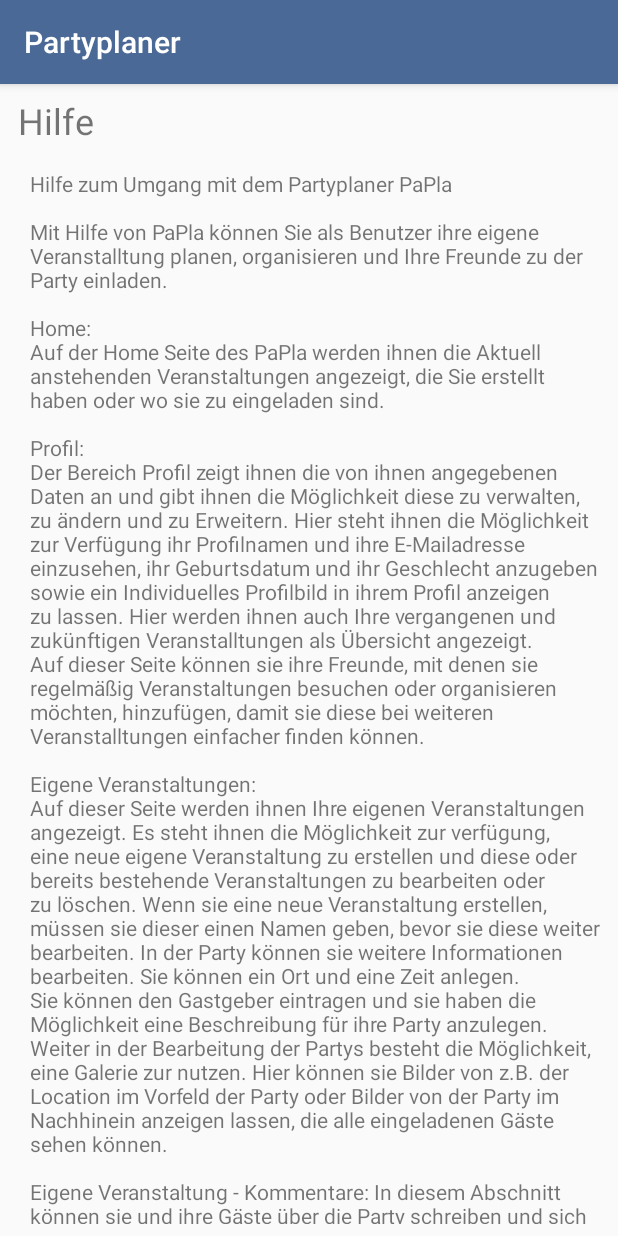
After one commit to FHBielefeld-IFM-WS1718-SWEng1/AndroidApp, an Android app: the fragment HelpFragment shown on its own in the app's theme, on a phone screen of 412 x 824 dp. The commit adds this screen. Run offline under Robolectric (Android 15) with nearby library versions, the phone set to English and light mode, and no system bars.

Commit message:
Hilfe View vollständig, mit Rechtschreibfehlern :) Die macht André gleich weg

```diff
--- a/app/src/main/java/partyplaner/partyplaner/MainActivity.java
+++ b/app/src/main/java/partyplaner/partyplaner/MainActivity.java
@@ -44,6 +44,7 @@ import partyplaner.partyplaner.Profile.ProfileFragment;
 import partyplaner.partyplaner.Veranstaltung.EditEventActivity;
 import partyplaner.partyplaner.Veranstaltung.Fragmente.IReceiveData;
 import partyplaner.partyplaner.Veranstaltung.IServiceReceiver;
+import partyplaner.partyplaner.help.HelpFragment;
 import partyplaner.partyplaner.home.HomeFragment;
 import partyplaner.partyplaner.ownEvents.OwnEventsFragment;
 import partyplaner.partyplaner.Imprint.ImprintFragment;
@@ -199,7 +200,8 @@ public class MainActivity extends AppCompatActivity
             currentTabReceiver = ownEvent;
             setFragmentToContent(ownEvent);
         } else if (id == R.id.help) {
-
+            currentTabReceiver = null;
+            setFragmentToContent(new HelpFragment());
         } else if (id == R.id.contactFormular) {
             currentTabReceiver = null;
             setFragmentToContent(new ContactFragment());
--- /dev/null
+++ b/app/src/main/java/partyplaner/partyplaner/help/HelpFragment.java
@@ -0,0 +1,23 @@
+package partyplaner.partyplaner.help;
+
+import android.app.Fragment;
+import android.os.Bundle;
+import android.view.LayoutInflater;
+import android.view.View;
+import android.view.ViewGroup;
+
+import partyplaner.partyplaner.R;
+
+/**
+ * Created by André Kirsch und Tim Steven Meier on 19.01.2018.
+ */
+
+public class HelpFragment extends Fragment {
+
+    @Override
+    public View onCreateView(LayoutInflater inflater, ViewGroup container,
+                             Bundle savedInstanceState) {
+        View view = inflater.inflate(R.layout.fragment_help, container, false);
+        return view;
+    }
+}
--- /dev/null
+++ b/app/src/main/res/layout/fragment_help.xml
@@ -0,0 +1,50 @@
+<?xml version="1.0" encoding="utf-8"?>
+<android.support.constraint.ConstraintLayout
+    xmlns:android="http://schemas.android.com/apk/res/android"
+    xmlns:app="http://schemas.android.com/apk/res-auto"
+    xmlns:tools="http://schemas.android.com/tools"
+    android:layout_width="match_parent"
+    android:layout_height="match_parent"
+    android:padding="8dp">
+
+    <ScrollView
+        android:layout_width="wrap_content"
+        android:layout_height="wrap_content"
+        android:layout_marginBottom="8dp"
+        android:layout_marginStart="8dp"
+        android:layout_marginTop="8dp"
+        app:layout_constraintBottom_toBottomOf="parent"
+        app:layout_constraintEnd_toEndOf="parent"
+        app:layout_constraintStart_toStartOf="parent"
+        app:layout_constraintTop_toTopOf="parent"
+        app:layout_constraintVertical_bias="0.51">
+
+        <LinearLayout
+            android:layout_width="match_parent"
+            android:layout_height="wrap_content"
+            android:orientation="vertical">
+
+            <TextView
+                android:id="@+id/Help"
+                android:layout_width="match_parent"
+                android:layout_height="wrap_content"
+                android:text="@string/HelpHead"
+                android:textSize="24sp" />
+
+            <TextView
+                android:id="@+id/HelpText"
+                android:layout_width="match_parent"
+                android:layout_height="wrap_content"
+                android:layout_marginEnd="8dp"
+                android:layout_marginStart="8dp"
+                android:layout_marginTop="16dp"
+                android:text="@string/HelpText"
+                app:layout_constraintEnd_toEndOf="parent"
+                app:layout_constraintHorizontal_bias="1.0"
+                app:layout_constraintStart_toStartOf="parent"
+                app:layout_constraintTop_toBottomOf="@+id/VersionText"
+                tools:layout_editor_absoluteX="-2dp"
+                tools:layout_editor_absoluteY="1dp" />
+        </LinearLayout>
+    </ScrollView>
+</android.support.constraint.ConstraintLayout>
--- a/app/src/main/res/values/stringimprint.xml
+++ b/app/src/main/res/values/stringimprint.xml
@@ -1,6 +1,31 @@
 <?xml version="1.0" encoding="utf-8"?>
 <resources>
     <string name="ImpressumText">Impressum</string>
+    <string name="HelpHead">Hilfe</string>
+    <string name="HelpText">Hilfe zum Umgang mit dem Partyplaner "PaPla"
+\n\nMit Hilfe von PaPla können Sie als Benutzer ihre eigene Veranstalltung planen, organisieren und Ihre Freunde zu der Party einladen.
+\n\nHome:
+\nAuf der Home Seite des PaPla werden ihnen die Aktuell anstehenden Veranstaltungen angezeigt, die Sie erstellt haben oder wo sie zu eingeladen sind.
+\n\nProfil:
+\nDer Bereich Profil zeigt ihnen die von ihnen angegebenen Daten an und gibt ihnen die Möglichkeit diese zu verwalten, zu ändern und zu Erweitern. Hier steht ihnen die Möglichkeit zur Verfügung ihr Profilnamen und ihre E-Mailadresse einzusehen, ihr Geburtsdatum und ihr Geschlecht anzugeben sowie ein Individuelles Profilbild in ihrem Profil anzeigen zu lassen.
+Hier werden ihnen auch Ihre vergangenen und zukünftigen Veranstalltungen als Übersicht angezeigt.
+Auf dieser Seite können sie ihre Freunde, mit denen sie regelmäßig Veranstaltungen besuchen oder organisieren möchten, hinzufügen, damit sie diese bei weiteren Veranstalltungen einfacher finden können.
+\n\nEigene Veranstaltungen:
+\nAuf dieser Seite werden ihnen Ihre eigenen Veranstaltungen angezeigt. Es steht ihnen die Möglichkeit zur verfügung, eine neue eigene Veranstaltung zu erstellen und diese oder bereits bestehende Veranstaltungen zu bearbeiten oder zu löschen.
+Wenn sie eine neue Veranstaltung erstellen, müssen sie dieser einen Namen geben, bevor sie diese weiter bearbeiten.
+In der Party können sie weitere Informationen bearbeiten. Sie können ein Ort und eine Zeit anlegen. Sie können den Gastgeber eintragen und sie haben die Möglichkeit eine Beschreibung für ihre Party anzulegen.
+Weiter in der Bearbeitung der Partys besteht die Möglichkeit, eine Galerie zur nutzen. Hier können sie Bilder von z.B. der Location im Vorfeld der Party oder Bilder von der Party im Nachhinein anzeigen lassen, die alle eingeladenen Gäste sehen können.
+\n\nEigene Veranstaltung - Kommentare: In diesem Abschnitt können sie und ihre Gäste über die Party schreiben und sich austauschen.
+\n\nEigene Veranstaltung - Aufgabenliste: In diesem Abschnitt können sie Aufgaben an ihre Gäste verteilen.
+\nAls Beispiel: zum Grilabend soll jemand Marshmallows, Schokolade und Kekse mitbringen
+\n\nEigene Veranstaltung - Gästeliste:
+\nIn diesem Abschnitt können sie ihre eingeladenen Gäste einsehen.
+\n\nEigene Veranstaltung - To-Do-Liste:
+\nIn diesem Abschnitt können sie ihre Aufgaben übersichtlich gestalten ung ggf eine Kostenübersicht erstellen.
+\n\nEigene Veranstaltung - Abstimmung:
+\nIn diesem Abschnitt können sie und ihre Gäste über einige Eigenschaften ihrer Party abstimmen, falls Unklarheiten zu ihrer Party entstehen. Als Beispiel: Welche Pizza wird gewünscht?
+\n\nEigene Veranstaltung - Bewertung:
+\nIn diesem Abschnitt können sie und ihre Gäste ihre Party im Nachhinein bewerten. Was war gut? was war schlecht? </string>
     <string name="StreetText">Limbreede 10</string>
     <string name="CityText">32289 Rödinghausen</string>
     <string name="ContactText">Ansprechpartner: Andre Matutat</string>
```
